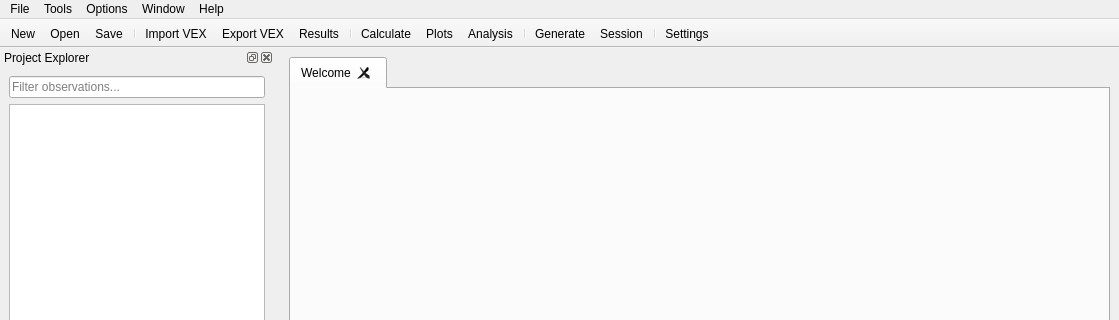
This is pastrocore/gui_pyside/main_window.ui in Torward1024/pAstroCORE as Qt 5 draws it before an edit; both pictures show x 0 to 1119 and y 0 to 320 of the 1119 by 721 pixel window. The edited form follows.
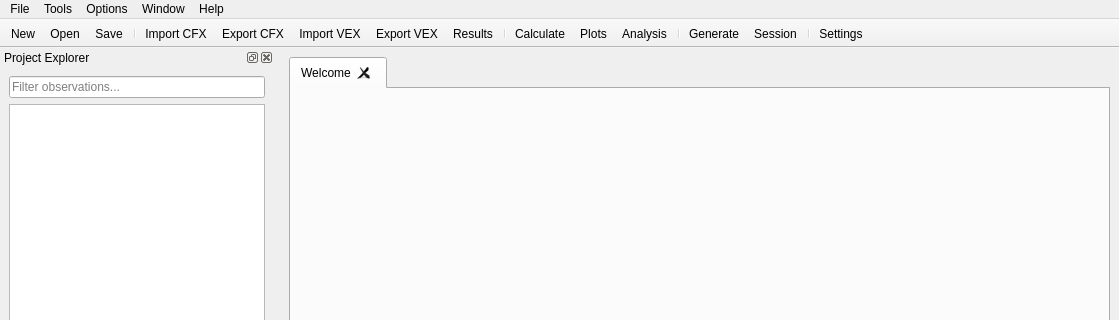
This is the edited form. Icons and pictures are not drawn.

Patch:
```diff
--- a/pastrocore/gui_pyside/main_window.ui
+++ b/pastrocore/gui_pyside/main_window.ui
@@ -229,6 +229,8 @@
    <addaction name="actionOpenProject"/>
    <addaction name="actionSaveProject"/>
    <addaction name="separator"/>
+   <addaction name="actionImport_CFX"/>
+   <addaction name="actionExport_CFX"/>
    <addaction name="actionImport_VEX"/>
    <addaction name="actionExport_VEX"/>
    <addaction name="actionExport_Calulcated_Data"/>
@@ -401,6 +403,9 @@
    </property>
   </action>
   <action name="actionImport_CFX">
+   <property name="iconText">
+    <string>Import CFX</string>
+   </property>
    <property name="icon">
     <iconset resource="../gui/icons/icons.qrc">
      <normaloff>:/icons/cfx_import.svg</normaloff>:/icons/cfx_import.svg</iconset>
@@ -413,6 +418,9 @@
    </property>
   </action>
   <action name="actionExport_CFX">
+   <property name="iconText">
+    <string>Export CFX</string>
+   </property>
    <property name="icon">
     <iconset resource="../gui/icons/icons.qrc">
      <normaloff>:/icons/cfx_export.svg</normaloff>:/icons/cfx_export.svg</iconset>
```
